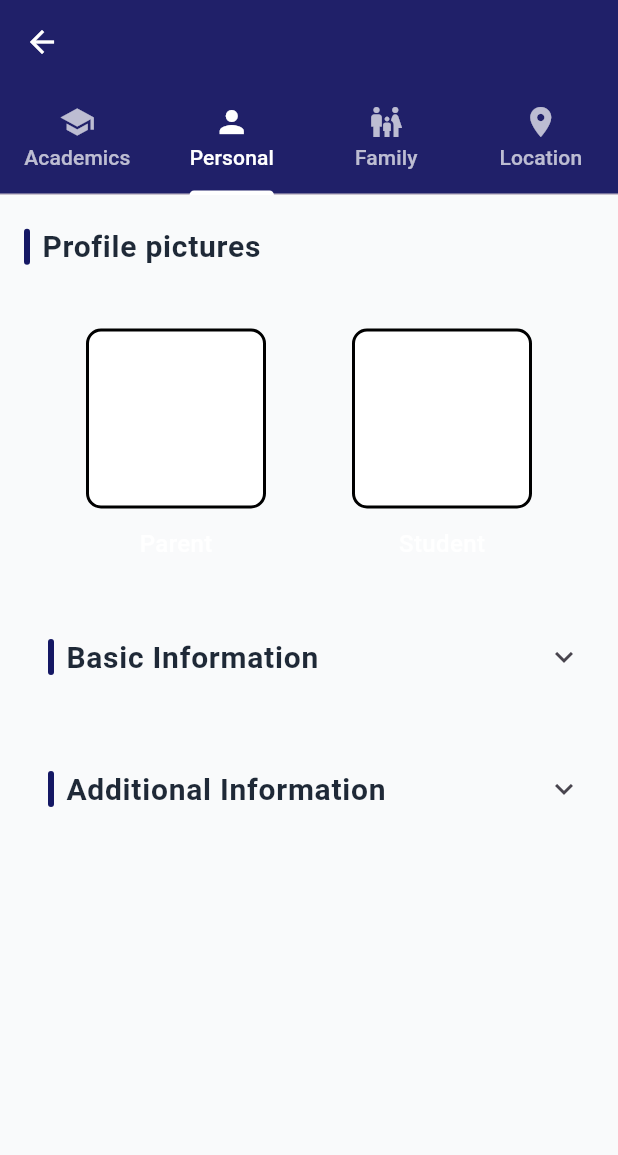
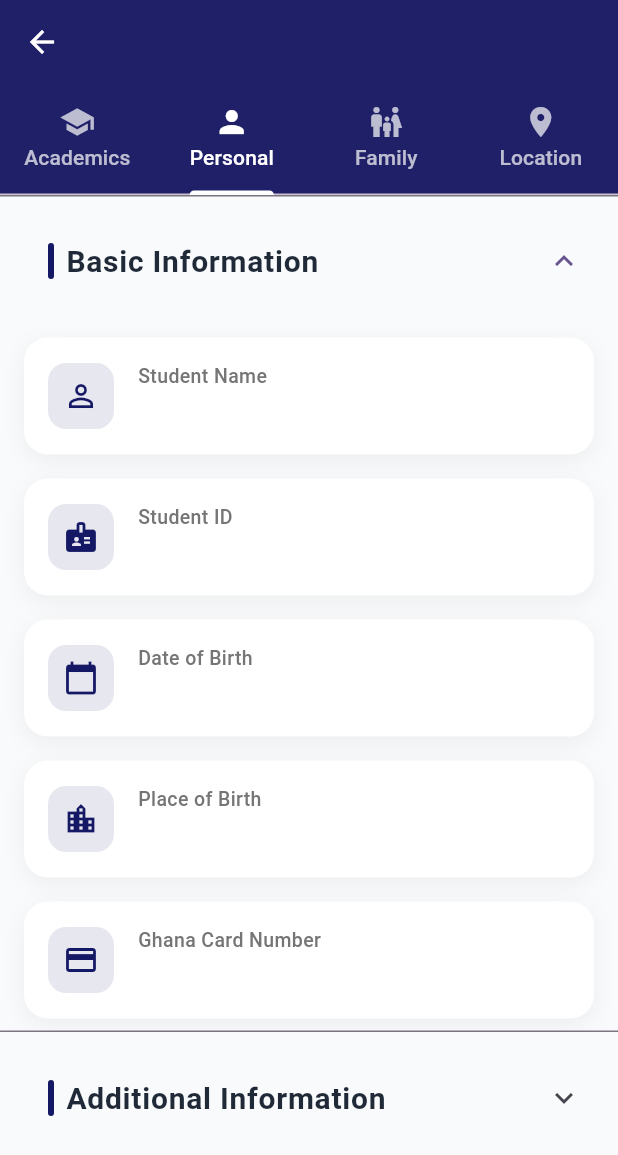
Before and after one commit to Akwasititus/tepa-sda-jhs, a Flutter app: the UserDetailScreen screen opened directly with empty values, tab 2 chosen, on a phone screen of 412 x 824 dp. Shown: the top 1155 px of the screen. Run offline on Flutter 3.47's test engine with Material 3 defaults, Android fonts, the light colour scheme and no system bars; our stand-ins replace cloud_firestore, firebase_core, firebase_storage, image_picker, speech_to_text; missing offline and left inert: firebase_cloud_firestore; accounts and stored records are empty.

```diff
--- a/lib/Auth/login.dart
+++ b/lib/Auth/login.dart
@@ -145,7 +145,7 @@ class _LoginScreenState extends State<LoginScreen> {
 
                     // Subtitle
                     Text(
-                      'Enter your Index Number to Login',
+                      'Enter your Student ID to Login',
                       style: TextStyle(
                         fontSize: 16,
                         color: Colors.grey[700],
@@ -158,7 +158,7 @@ class _LoginScreenState extends State<LoginScreen> {
                       crossAxisAlignment: CrossAxisAlignment.start,
                       children: [
                         CustomTextField(
-                          hintText: 'Index Number',
+                          hintText: 'Student ID',
                           controller: indexNumberController,
                           keyboardType: TextInputType.text,
                           prefixIcon: Icons.person,
--- a/lib/Auth/teachers_login.dart
+++ b/lib/Auth/teachers_login.dart
@@ -116,7 +116,7 @@ class _TeachersLoginScreenState extends State<TeachersLoginScreen> {
 
                       // Title
                       const Text(
-                        'Welcome to S.D.A Teachers Portal',
+                       "Tepa S.D.A JHS Teacher Portal",
                         style: TextStyle(
                           fontSize: 20,
                           fontWeight: FontWeight.w400,
--- a/lib/landing-page/parents/student_details.dart
+++ b/lib/landing-page/parents/student_details.dart
@@ -522,10 +522,11 @@ class _UserDetailScreenState extends State<UserDetailScreen> with SingleTickerPr
     return SingleChildScrollView(
       child: Column(
         children: [
-          _buildSectionTitle('Profile pictures'),
-          _buildProfileHeader(),
+          // _buildSectionTitle('Profile pictures'),
+          // _buildProfileHeader(),
           ExpansionTile(
             title:  _buildSectionTitle('Basic Information'),
+            initiallyExpanded: true,
             children: [
               _buildInfoTile('Student Name', widget.studentName, Icons.person_outline),
               _buildInfoTile('Student ID', widget.studentIndex, Icons.badge),
```
Also changed, not shown: lib/landing-page/anouncement/Quiz.dart (+39 -4 lines), lib/landing-page/head_teacher/head_teacher.dart (+14 -14 lines).
